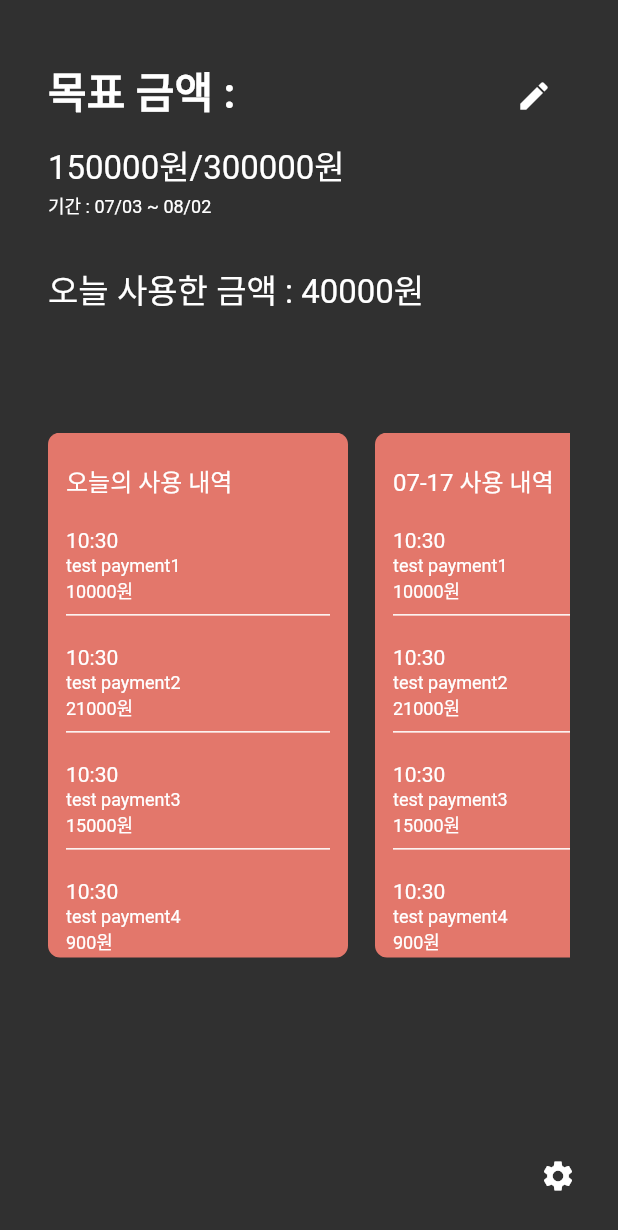
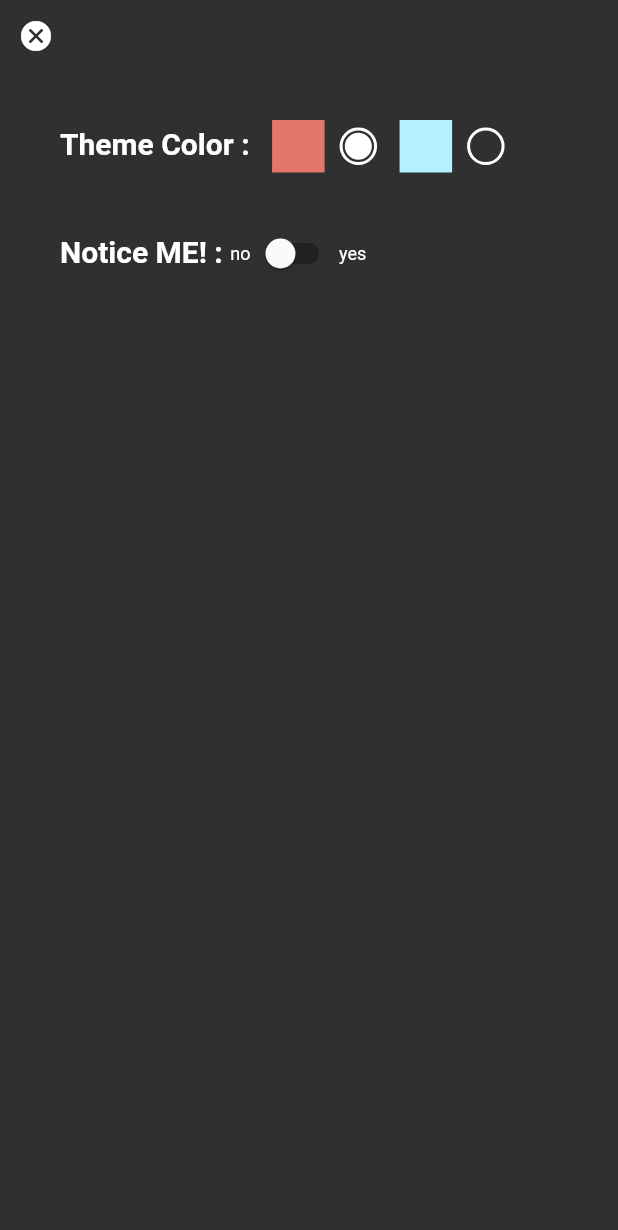
Before and after one commit to CazNm/cash_analyzer, a Flutter app: the screen it shows after launch, after a tap on the "settings" icon, on a phone screen of 412 x 824 dp. Shown: the top 1230 px of the screen. Run offline on Flutter 3.47's test engine with Material 2 defaults, Android fonts, the phone set to English and light mode, and no system bars; our stand-ins replace get_it.

Commit message:
design final

```diff
--- a/lib/app/index.dart
+++ b/lib/app/index.dart
@@ -29,6 +29,7 @@ double height = MediaQuery.of(context!).size.height;
 class NavigationService {
   final GlobalKey<NavigatorState> navigatorKey =
       new GlobalKey<NavigatorState>();
+
   Future<dynamic> navigateTo(String routeName) {
     return navigatorKey.currentState!.pushNamed(routeName);
   }
--- a/lib/app/router.dart
+++ b/lib/app/router.dart
@@ -1,6 +1,7 @@
 // import 'package:cash_analyzer/screens/detail/detailView.dart';
 import 'package:cash_analyzer/screens/main/mainListView.dart';
 import 'package:cash_analyzer/screens/detail/detailView.dart';
+import 'package:cash_analyzer/screens/setting/setting.dart';
 import 'package:flutter/cupertino.dart';
 
 import 'package:flutter/material.dart';
@@ -13,10 +14,12 @@ class CustomRouter {
 
       case DetailView.routeName:
         return MaterialPageRoute(
-          builder: (context) => DetailView(
-            args: settings.arguments as DetailViewPageArguments,
-          )
-        );
+            builder: (context) => DetailView(
+                  args: settings.arguments as DetailViewPageArguments,
+                ));
+
+      case '/setting':
+        return MaterialPageRoute(builder: (_) => SettingPage());
 
       // 404 not found lol
       default:
--- a/lib/app/style.dart
+++ b/lib/app/style.dart
@@ -5,14 +5,15 @@ import 'package:flutter/material.dart';
 Color mainPink = Color.fromRGBO(255, 200, 200, 1);
 Color mainGreen = Color.fromRGBO(209, 255, 237, 1);
 Color white = Colors.white;
-Color grey48 = Color.fromRGBO(48, 48, 48, 1.0);
 Color grey138 = Color.fromRGBO(138, 138, 138, 1.0);
 Color grey204 = Color.fromRGBO(204, 204, 204, 1.0);
 Color grey217 = Color.fromRGBO(217, 217, 217, 1.0);
 Color grey247 = Color.fromRGBO(247, 247, 247, 1.0);
 Color navyDark = Color.fromRGBO(10, 20, 36, 1.0);
 Color balck = Color.fromRGBO(34, 34, 34, 1.0);
+Color black48 = Color.fromRGBO(48, 48, 48, 1.0);
 Color salmon = Color.fromRGBO(227, 119, 107, 1.0);
+Color lightBlue = Color.fromRGBO(180, 240, 255, 1.0);
 
 // why not?
 const double defaultTextSize = 12;
@@ -51,8 +52,11 @@ TextStyle grey217Text(
 }
 
 TextStyle whiteText(
-    {double size = 12, FontWeight fontWeight = FontWeight.normal}) {
-  return TextStyle(fontSize: size, fontWeight: fontWeight, color: white);
+    {double size = 12,
+    FontWeight fontWeight = FontWeight.normal,
+    double lineHeight = 1.0}) {
+  return TextStyle(
+      fontSize: size, fontWeight: fontWeight, color: white, height: lineHeight);
 }
 
 TextStyle mainPinkText(
--- a/lib/main.dart
+++ b/lib/main.dart
@@ -16,12 +16,13 @@ class MyApp extends StatelessWidget {
     SystemChrome.setSystemUIOverlayStyle(
         SystemUiOverlayStyle(statusBarColor: Color.fromRGBO(0, 0, 0, 0.5)));
     return MaterialApp(
-      theme: ThemeData(),
+      theme: ThemeData(
+        accentColor: white,
+      ),
       title: 'Flutter Demo',
       onGenerateRoute: router.generateRoute,
       home: MainListViewHome(),
       navigatorKey: service!.navigatorKey,
     );
   }
-
 }
--- a/lib/screens/detail/detailView.dart
+++ b/lib/screens/detail/detailView.dart
@@ -54,7 +54,7 @@ class _DetailViewState extends State<DetailView> {
 
     return SafeArea(
       child: Scaffold(
-          backgroundColor: grey48,
+          backgroundColor: black48,
           body: Stack(
             children: [
               Container(
@@ -74,6 +74,13 @@ class _DetailViewState extends State<DetailView> {
                     SizedBox(height: 50),
                     Expanded(
                       flex: 1,
+                      child: Container(
+                        decoration: BoxDecoration(
+                          color: salmon,
+                          borderRadius: BorderRadius.circular(10),
+                        ),
+                        child: ClipRRect(
+                          borderRadius: BorderRadius.circular(10),
                           child: ListView.builder(
                               itemCount: data.paymentList.length + 1,
                               itemBuilder: (BuildContext context, int index) {
@@ -89,10 +96,17 @@ class _DetailViewState extends State<DetailView> {
                                 }
                                 return Padding(
                                   padding: const EdgeInsets.all(8.0),
-                              child: PaymentSummaryTile(data.paymentList[index])
+                                  child: PaymentSummaryTile(
+                                          data.paymentList[index],
+                                          detail: true)
                                       .build(context),
                                 );
                               }),
+                        ),
+                      ),
+                    ),
+                    SizedBox(
+                      height: MediaQuery.of(context).size.height * (0.2),
                     )
                   ],
                 ),
--- a/lib/screens/main/PaymentList.dart
+++ b/lib/screens/main/PaymentList.dart
@@ -26,22 +26,25 @@ class PaymentList extends StatelessWidget {
       ),
       child: Container(
         width: 200,
-        padding: EdgeInsets.symmetric(vertical: 0, horizontal: 12),
         decoration: BoxDecoration(
           color: salmon,
           borderRadius: BorderRadius.circular(8),
         ),
+        child: ClipRRect(
+          borderRadius: BorderRadius.circular(8),
           child: ListView.builder(
             itemCount: data.list.length + 2,
             itemBuilder: (BuildContext context, int index) {
               Widget w;
               if (index == 0) {
                 // first
-              String dateString = DateFormat("MM-dd").format(data.currentDate);
+                String dateString =
+                    DateFormat("MM-dd").format(data.currentDate);
                 if (dateString == DateFormat("MM-dd").format(DateTime.now())) {
                   dateString = "오늘의";
                 }
                 w = Container(
+                    padding: EdgeInsets.symmetric(vertical: 0, horizontal: 0),
                     alignment: Alignment.topLeft,
                     child: Text(
                       "$dateString 사용 내역",
@@ -58,12 +61,13 @@ class PaymentList extends StatelessWidget {
                     .build(context); // general
               }
               return Padding(
-              padding: const EdgeInsets.only(top: 20),
+                padding: const EdgeInsets.fromLTRB(12, 20, 12, 0),
                 child: w,
               );
             },
           ),
         ),
+      ),
     );
   }
 }
--- a/lib/screens/main/PaymentSummary.dart
+++ b/lib/screens/main/PaymentSummary.dart
@@ -12,8 +12,9 @@ class PaymentInfo {
 
 class PaymentSummaryTile {
   final PaymentInfo info;
+  final bool detail;
 
-  PaymentSummaryTile(this.info);
+  PaymentSummaryTile(this.info, {this.detail = false});
 
   @override
   Widget build(BuildContext context) {
@@ -24,13 +25,13 @@ class PaymentSummaryTile {
         child: Column(
           crossAxisAlignment: CrossAxisAlignment.start,
           children: [
-            Text(
-              DateFormat("HH:mm").format(info.time),
-              style: whiteText(size: 14),
-            ),
+            Text(DateFormat("HH:mm").format(info.time),
+                style: whiteText(size: detail ? 18 : 14, lineHeight: 1.2)),
             SizedBox(height: 2),
-            Text(info.summary, style: whiteText(size: 12)),
-            Text("${info.price}원", style: whiteText(size: 12)),
+            Text(info.summary,
+                style: whiteText(size: detail ? 16 : 12, lineHeight: 1.2)),
+            Text("${info.price}원",
+                style: whiteText(size: detail ? 16 : 12, lineHeight: 1.2)),
           ],
         ));
   }
--- a/lib/screens/main/mainListView.dart
+++ b/lib/screens/main/mainListView.dart
@@ -3,6 +3,7 @@ import 'package:cash_analyzer/app/index.dart';
 import 'package:cash_analyzer/screens/main/GoalSection.dart';
 import 'package:cash_analyzer/screens/main/PaymentList.dart';
 import 'package:cash_analyzer/screens/main/PaymentSummary.dart';
+import 'package:cash_analyzer/screens/setting/setting.dart';
 import 'package:flutter/material.dart';
 import 'package:cash_analyzer/data/file.dart';
 
@@ -48,7 +49,7 @@ class MainListViewHomeState extends State<MainListViewHome> {
   Widget build(BuildContext context) {
     return SafeArea(
       child: Scaffold(
-        backgroundColor: grey48,
+        backgroundColor: black48,
         body: Container(
           padding: EdgeInsets.symmetric(horizontal: 32),
           child: Column(
@@ -89,6 +90,7 @@ class MainListViewHomeState extends State<MainListViewHome> {
         floatingActionButton: IconButton(
           icon: Icon(Icons.settings, color: white),
           onPressed: () {
+            service!.navigateTo('/setting');
             print("setting button");
           },
         ),
--- /dev/null
+++ b/lib/screens/setting/setting.dart
@@ -0,0 +1,130 @@
+import 'package:flutter/material.dart';
+import 'package:cash_analyzer/app/index.dart';
+
+class SettingPage extends StatefulWidget {
+  @override
+  State<StatefulWidget> createState() {
+    return SettingPageState();
+  }
+}
+
+class SettingPageState extends State<SettingPage> {
+  WhiteCheckCircle _salmon = WhiteCheckCircle(checkValue: true);
+  WhiteCheckCircle _lightBlue = WhiteCheckCircle(checkValue: false);
+
+  @override
+  void initState() {
+    super.initState();
+  }
+
+  @override
+  void dispose() {
+    super.dispose();
+  }
+
+  @override
+  Widget build(BuildContext context) {
+    // TODO: implement build
+    return SafeArea(
+      child: Scaffold(
+          backgroundColor: black48,
+          body: Stack(
+            children: [
+              Container(
+                padding: EdgeInsets.symmetric(horizontal: 40),
+                child: Column(
+                  children: [
+                    SizedBox(height: 80),
+                    colorOption(),
+                    SizedBox(height: 30),
+                    noticeOption(),
+                  ],
+                ),
+              ),
+              Positioned(
+                top: 0,
+                left: 0,
+                child: IconButton(
+                  onPressed: () {
+                    Navigator.pop(context);
+                  },
+                  icon: Icon(Icons.cancel, color: white),
+                ),
+              )
+            ],
+          )),
+    );
+  }
+
+  Widget colorOption() {
+    return Row(children: [
+      Text("Theme Color : ",
+          style: whiteText(size: 20, fontWeight: FontWeight.bold)),
+      Container(
+          margin: EdgeInsets.symmetric(horizontal: 10),
+          height: 35,
+          width: 35,
+          color: salmon),
+      _salmon.build,
+      SizedBox(
+        width: 15,
+      ),
+      Container(
+          margin: EdgeInsets.only(right: 10),
+          height: 35,
+          width: 35,
+          color: lightBlue),
+      _lightBlue.build
+    ]);
+  }
+
+  Widget noticeOption() {
+    return Row(
+      children: [
+        Text("Notice ME! : ",
+            style: whiteText(size: 20, fontWeight: FontWeight.bold)),
+        Row(
+          children: [
+            Text("no", style: whiteText()),
+            Switch(value: false, onChanged: (value) {}),
+            Text("yes", style: whiteText()),
+          ],
+        )
+      ],
+    );
+  }
+}
+
+class WhiteCheckCircle {
+  bool checkValue = false;
+
+  WhiteCheckCircle({required this.checkValue});
+
+  Widget get build => StatefulBuilder(
+        builder: (context, setState) {
+          return InkWell(
+            onTap: () {
+              setState(() {
+                checkValue = !checkValue;
+              });
+            },
+            child: Container(
+              width: 25,
+              height: 25,
+              alignment: Alignment.center,
+              decoration: BoxDecoration(
+                  borderRadius: BorderRadius.circular(50),
+                  border: Border.all(width: 2, color: white)),
+              child: Container(
+                width: 18,
+                height: 18,
+                decoration: BoxDecoration(
+                  color: this.checkValue ? white : Color.fromRGBO(0, 0, 0, 0),
+                  borderRadius: BorderRadius.circular(50),
+                ),
+              ),
+            ),
+          );
+        },
+      );
+}
```
Also changed, not shown: 2 other files. Lines whose indentation alone changed are shown as unchanged.
